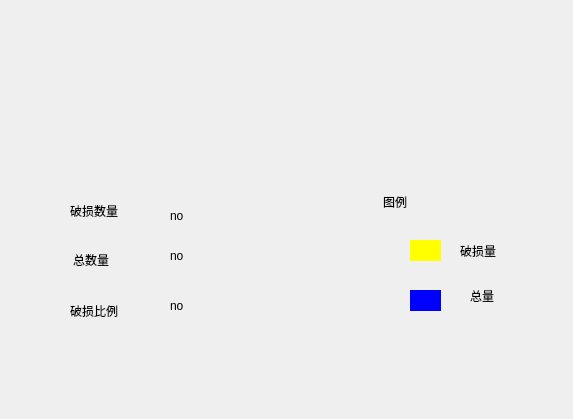
This is ui/wastageDsp.ui in Jadecity/StorePro as Qt 5 draws it before an edit. The edited form follows.
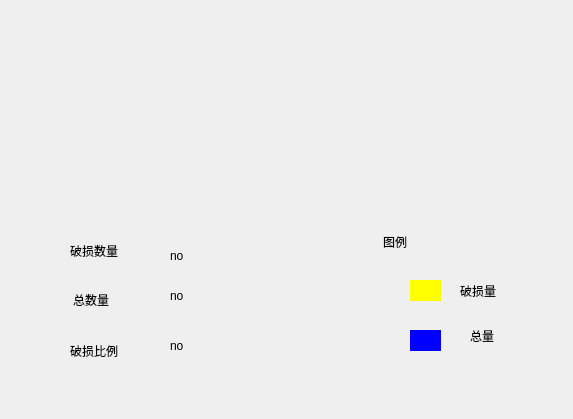
This is the edited form.

What changed in the file:
```diff
--- a/ui/wastageDsp.ui
+++ b/ui/wastageDsp.ui
@@ -20,7 +20,7 @@
    <property name="geometry">
     <rect>
      <x>70</x>
-     <y>200</y>
+     <y>240</y>
      <width>81</width>
      <height>21</height>
     </rect>
@@ -33,7 +33,7 @@
    <property name="geometry">
     <rect>
      <x>73</x>
-     <y>250</y>
+     <y>290</y>
      <width>71</width>
      <height>20</height>
     </rect>
@@ -46,7 +46,7 @@
    <property name="geometry">
     <rect>
      <x>70</x>
-     <y>300</y>
+     <y>340</y>
      <width>81</width>
      <height>21</height>
     </rect>
@@ -59,7 +59,7 @@
    <property name="geometry">
     <rect>
      <x>170</x>
-     <y>200</y>
+     <y>240</y>
      <width>71</width>
      <height>31</height>
     </rect>
@@ -72,7 +72,7 @@
    <property name="geometry">
     <rect>
      <x>170</x>
-     <y>240</y>
+     <y>280</y>
      <width>81</width>
      <height>31</height>
     </rect>
@@ -85,7 +85,7 @@
    <property name="geometry">
     <rect>
      <x>170</x>
-     <y>290</y>
+     <y>330</y>
      <width>71</width>
      <height>31</height>
     </rect>
@@ -98,7 +98,7 @@
    <property name="geometry">
     <rect>
      <x>383</x>
-     <y>192</y>
+     <y>232</y>
      <width>61</width>
      <height>20</height>
     </rect>
@@ -111,7 +111,7 @@
    <property name="geometry">
     <rect>
      <x>410</x>
-     <y>240</y>
+     <y>280</y>
      <width>31</width>
      <height>21</height>
     </rect>
@@ -124,7 +124,7 @@
    <property name="geometry">
     <rect>
      <x>410</x>
-     <y>290</y>
+     <y>330</y>
      <width>31</width>
      <height>21</height>
     </rect>
@@ -137,7 +137,7 @@
    <property name="geometry">
     <rect>
      <x>460</x>
-     <y>240</y>
+     <y>280</y>
      <width>54</width>
      <height>21</height>
     </rect>
@@ -150,7 +150,7 @@
    <property name="geometry">
     <rect>
      <x>470</x>
-     <y>280</y>
+     <y>320</y>
      <width>81</width>
      <height>31</height>
     </rect>
```
